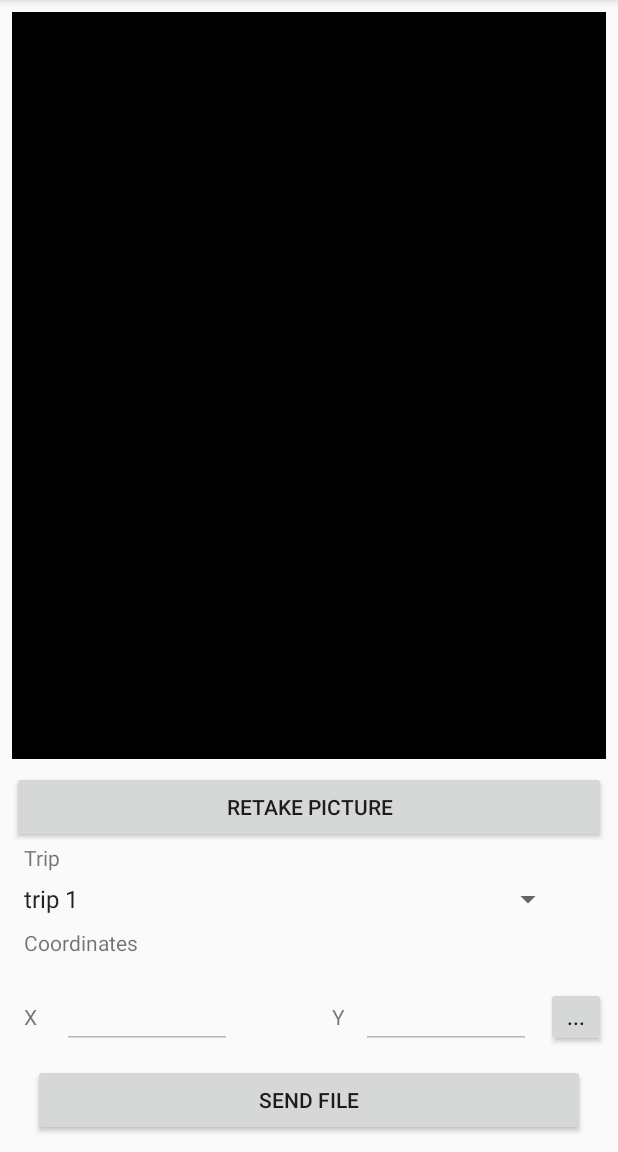
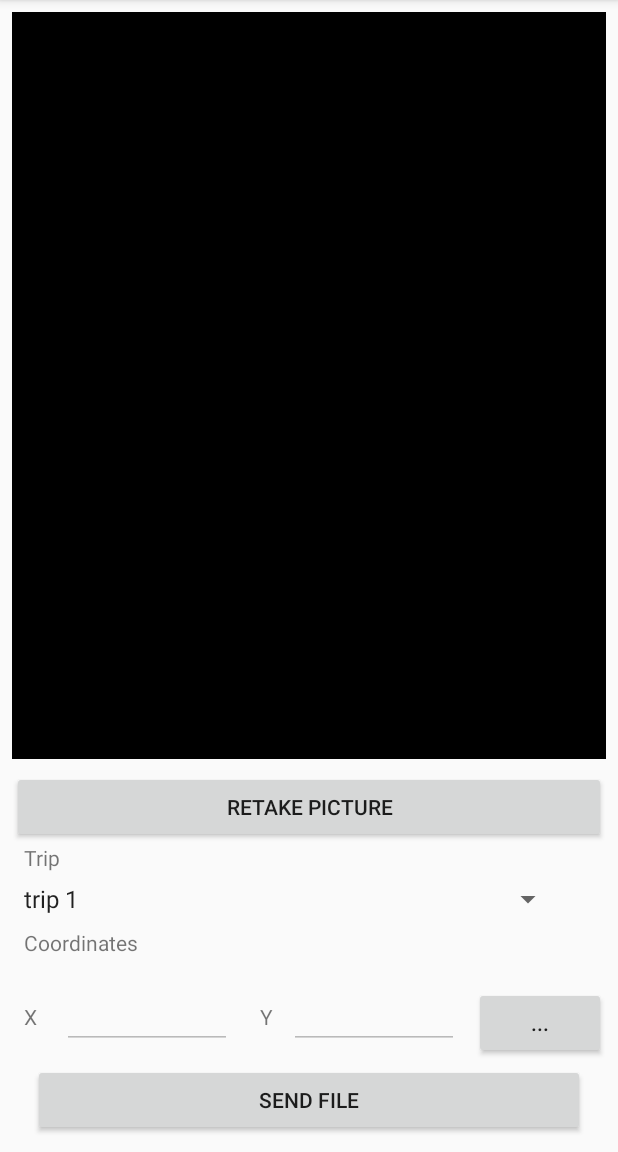
Before and after one commit to nxaa/chmuraand, an Android app: the AttachNewPictureActivity screen opened directly, with no data from a screen before it, on a phone screen of 412 x 824 dp, the part 84-1236 px from its top. Run offline under Robolectric (Android 15) with nearby library versions, the phone set to English and light mode, and no system bars.

Commit message:
servis z metodami do requestów, na razie tylko gety, w AttachNewPictureActivity jest przykład użycia xD

```diff
--- a/app/src/main/res/layout/activity_attach_new_picture.xml
+++ b/app/src/main/res/layout/activity_attach_new_picture.xml
@@ -40,27 +40,29 @@
                 android:layout_marginTop="7dp"
                 android:text="Coordinates"
                 app:layout_constraintLeft_toLeftOf="parent"
-                app:layout_constraintTop_toBottomOf="@+id/spinner" />
+                app:layout_constraintTop_toBottomOf="@+id/spinner"
+                android:layout_marginStart="16dp" />
 
             <TextView
                 android:id="@+id/textView4"
                 android:layout_width="wrap_content"
                 android:layout_height="wrap_content"
                 android:layout_marginLeft="16dp"
-                android:layout_marginTop="0dp"
                 android:text="Trip"
                 app:layout_constraintLeft_toLeftOf="parent"
-                app:layout_constraintTop_toBottomOf="@+id/retakePictureButton" />
+                app:layout_constraintTop_toBottomOf="@+id/retakePictureButton"
+                android:layout_marginStart="16dp" />
 
             <Button
                 android:id="@+id/button"
-                android:layout_width="40dp"
-                android:layout_height="40dp"
+                android:layout_width="88dp"
+                android:layout_height="48dp"
                 android:layout_marginRight="8dp"
                 android:layout_marginTop="20dp"
                 android:text="..."
                 app:layout_constraintRight_toRightOf="parent"
-                app:layout_constraintTop_toBottomOf="@+id/textView2" />
+                app:layout_constraintTop_toBottomOf="@+id/textView2"
+                android:layout_marginEnd="8dp" />
 
             <Spinner
                 android:id="@+id/spinner"
@@ -70,7 +72,8 @@
                 android:layout_marginTop="6dp"
                 android:visibility="visible"
                 app:layout_constraintLeft_toLeftOf="parent"
-                app:layout_constraintTop_toBottomOf="@+id/textView4" />
+                app:layout_constraintTop_toBottomOf="@+id/textView4"
+                android:layout_marginStart="8dp" />
 
             <TextView
                 android:id="@+id/textView5"
@@ -80,7 +83,8 @@
                 android:layout_marginTop="30dp"
                 android:text="Y"
                 app:layout_constraintRight_toLeftOf="@+id/yText"
-                app:layout_constraintTop_toBottomOf="@+id/textView2" />
+                app:layout_constraintTop_toBottomOf="@+id/textView2"
+                android:layout_marginEnd="10dp" />
 
             <TextView
                 android:id="@+id/textView6"
@@ -90,7 +94,8 @@
                 android:layout_marginTop="30dp"
                 android:text="X"
                 app:layout_constraintLeft_toLeftOf="parent"
-                app:layout_constraintTop_toBottomOf="@+id/textView2" />
+                app:layout_constraintTop_toBottomOf="@+id/textView2"
+                android:layout_marginStart="16dp" />
 
             <EditText
                 android:id="@+id/yText"
@@ -102,7 +107,8 @@
                 android:enabled="false"
                 android:inputType="none"
                 app:layout_constraintRight_toLeftOf="@+id/button"
-                app:layout_constraintTop_toBottomOf="@+id/textView2" />
+                app:layout_constraintTop_toBottomOf="@+id/textView2"
+                android:layout_marginEnd="10dp" />
 
             <EditText
                 android:id="@+id/xText"
@@ -114,15 +120,19 @@
                 android:enabled="false"
                 android:inputType="none"
                 app:layout_constraintLeft_toRightOf="@+id/textView6"
-                app:layout_constraintTop_toBottomOf="@+id/textView2" />
+                app:layout_constraintTop_toBottomOf="@+id/textView2"
+                android:layout_marginStart="16dp" />
 
             <Button
                 android:id="@+id/sendFileButton"
                 android:layout_width="368dp"
                 android:layout_height="wrap_content"
+                android:layout_marginEnd="8dp"
                 android:layout_marginLeft="8dp"
                 android:layout_marginRight="8dp"
+                android:layout_marginStart="8dp"
                 android:layout_marginTop="10dp"
+                android:onClick="sendOnClick"
                 android:text="Send file"
                 app:layout_constraintLeft_toLeftOf="parent"
                 app:layout_constraintRight_toRightOf="parent"
@@ -130,7 +140,7 @@
 
             <Button
                 android:id="@+id/retakePictureButton"
-                android:layout_width="match_parent"
+                android:layout_width="0dp"
                 android:layout_height="wrap_content"
                 android:layout_marginLeft="8dp"
                 android:layout_marginRight="8dp"
@@ -139,7 +149,9 @@
                 android:text="Retake picture"
                 app:layout_constraintLeft_toLeftOf="parent"
                 app:layout_constraintRight_toRightOf="parent"
-                app:layout_constraintTop_toTopOf="parent" />
+                app:layout_constraintTop_toTopOf="parent"
+                android:layout_marginStart="8dp"
+                android:layout_marginEnd="8dp" />
         </android.support.constraint.ConstraintLayout>
 
     </LinearLayout>
--- a/build.gradle
+++ b/build.gradle
@@ -5,7 +5,7 @@ buildscript {
         jcenter()
     }
     dependencies {
-        classpath 'com.android.tools.build:gradle:2.2.3'
+        classpath 'com.android.tools.build:gradle:2.3.2'
 
         // NOTE: Do not place your application dependencies here; they belong
         // in the individual module build.gradle files
```
Also changed, not shown: app/src/main/java/com/example/domain/myapplication/AttachNewPictureActivity.java (+19 -0 lines), app/src/main/java/com/example/domain/myapplication/requests/RequestService.java (added, +220 -0 lines), gradle/wrapper/gradle-wrapper.properties.
